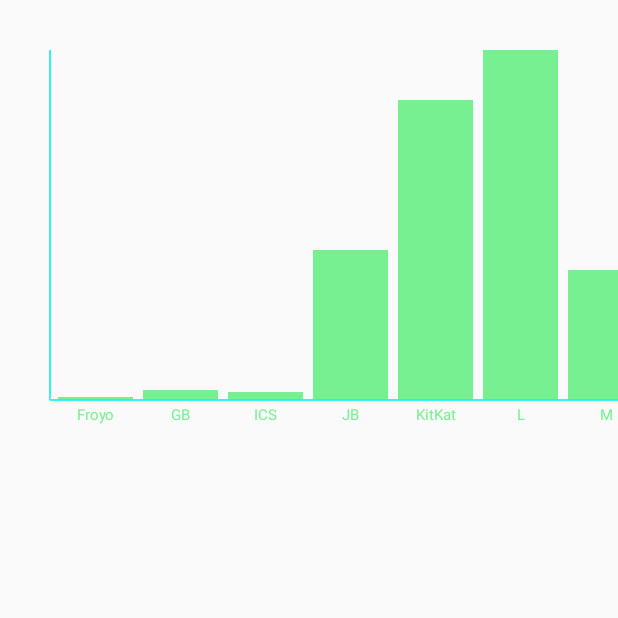
After one commit to CheckTiger/Snow, an Android app: the ViewStudyActivity screen opened directly, with no data from a screen before it, on a phone screen of 412 x 824 dp, the top half of it. The commit adds this screen. Run offline under Robolectric (Android 15) with nearby library versions, the phone set to English and light mode, and no system bars; our stand-ins replace ButterKnife; libraries missing offline, so code that uses them is left out: com.socks.library; pictures from the network do not load; 1 statement that could not run was skipped.

Commit message:
view knowledge study

```diff
--- a/app/src/main/AndroidManifest.xml
+++ b/app/src/main/AndroidManifest.xml
@@ -35,7 +35,8 @@
         <activity android:name=".UI.activity.ClockViewActivity" />
         <activity android:name=".UI.activity.MiStepViewActivity" />
         <activity android:name=".UI.activity.BankActivity" />
-        <activity android:name=".UI.activity.TaoBaoSaleProgressViewActivity"></activity>
+        <activity android:name=".UI.activity.TaoBaoSaleProgressViewActivity" />
+        <activity android:name=".UI.activity.ViewStudyActivity"></activity>
     </application>
 
 </manifest>
--- /dev/null
+++ b/app/src/main/java/cn/sxh/snowfox/UI/activity/ViewStudyActivity.java
@@ -0,0 +1,35 @@
+package cn.sxh.snowfox.UI.activity;
+
+import android.os.Bundle;
+import android.support.v7.app.AppCompatActivity;
+import android.text.Editable;
+import android.text.TextWatcher;
+import android.widget.Button;
+import android.widget.EditText;
+
+import com.socks.library.KLog;
+
+import butterknife.BindView;
+import butterknife.ButterKnife;
+import cn.sxh.snowfox.R;
+import cn.sxh.snowfox.view.DefinedAndCollectView.ViewStudyStepOne;
+
+public class ViewStudyActivity extends AppCompatActivity {
+
+    private static final String TAG = ViewStudyActivity.class.getSimpleName();
+    @BindView(R.id.view_step)
+    ViewStudyStepOne viewStep;
+
+    @Override
+    protected void onCreate(Bundle savedInstanceState) {
+        super.onCreate(savedInstanceState);
+        setContentView(R.layout.activity_view_study);
+        ButterKnife.bind(this);
+        changeViewType(ViewStudyStepOne.HISTOGRAM_VIEW);
+    }
+
+    private void changeViewType(int type) {
+        viewStep.setViewType(type);
+        KLog.e(TAG,"-Left-"+viewStep.getLeft()+"-Top-"+viewStep.getTop()+"-Right-"+viewStep.getRight()+"-Bottom-"+viewStep.getBottom());
+    }
+}
--- /dev/null
+++ b/app/src/main/java/cn/sxh/snowfox/view/DefinedAndCollectView/ViewStudyStepOne.java
@@ -0,0 +1,231 @@
+package cn.sxh.snowfox.view.DefinedAndCollectView;
+
+import android.annotation.TargetApi;
+import android.content.Context;
+import android.content.res.TypedArray;
+import android.graphics.Canvas;
+import android.graphics.Color;
+import android.graphics.Paint;
+import android.graphics.Path;
+import android.graphics.Rect;
+import android.graphics.RectF;
+import android.os.Build;
+import android.support.annotation.Nullable;
+import android.util.AttributeSet;
+import android.view.View;
+
+import cn.sxh.snowfox.R;
+
+/**
+ * @author by snow on 2017/9/30
+ * @time 20:54
+ * @mail snowtigersong@gmail.com
+ */
+
+public class ViewStudyStepOne extends View {
+    private int DEFAULT_VIEW_TYPE = 1;//默认
+    public static final int COLOR_VIEW = 1;//背景
+    public static final int CIRCLE_VIEW = 2;//圆形
+    public static final int RECT_VIEW = 3;//矩形
+    public static final int POINT_VIEW = 4;//圆点
+    public static final int OVAL_VIEW = 5;//椭圆
+    public static final int LINE_VIEW = 6;//线
+    public static final int ROUND_RECT_VIEW = 7;//圆角矩形
+    public static final int ARC_VIEW = 8;//
+    public static final int PATH_VIEW = 9;//路径view
+    public static final int HISTOGRAM_VIEW = 10;//条形图
+    public static final int PIE_CHART_VIEW = 11;//饼状图
+    public static final int COLOR_ALPH_VIEW = 12;//透明设置
+    private Paint mPaint;
+    private Path mPath = new Path();
+
+    private String[] mStrings = {"Froyo", "GB", "ICS", "JB", "KitKat", "L", "M"};
+    private int[] mLeftString = new int[7];
+    private int mLeft = 58;
+    private int mRight = mLeft + 75;
+    private int mBottom = 400;
+    private int mBottomText = 420;
+    private int mTop;
+    private Path histogram = new Path();
+    private Rect mRect = new Rect();
+    private Paint mPaintRect = new Paint(Paint.ANTI_ALIAS_FLAG);
+    public ViewStudyStepOne(Context context) {
+        this(context,null);
+    }
+
+    public ViewStudyStepOne(Context context, @Nullable AttributeSet attrs) {
+        this(context, attrs,0);
+    }
+
+    public ViewStudyStepOne(Context context, @Nullable AttributeSet attrs, int defStyleAttr) {
+        super(context, attrs, defStyleAttr);
+        TypedArray a = context.obtainStyledAttributes(attrs, R.styleable.ViewStudyStepOne);
+        DEFAULT_VIEW_TYPE = a.getInteger(R.styleable.ViewStudyStepOne_view_type,1);
+//        loadPath();
+        setHistogramPath();
+    }
+
+    private void setHistogramPath(){
+        histogram.moveTo(50, 400);
+        histogram.lineTo(50, 50);
+        histogram.moveTo(50, 400);
+        histogram.lineTo(650, 400);
+    }
+    @TargetApi(Build.VERSION_CODES.LOLLIPOP)
+    private void loadPath() {
+        mPath.moveTo(400, 300);
+        mPath.lineTo(305, 170);
+        mPath.arcTo(300, 100, 400, 200, -199, 199, false);
+        mPath.arcTo(400, 100, 500, 200, -180, 199, false);
+        mPath.lineTo(495, 170);
+        mPath.close();
+    }
+
+    @TargetApi(Build.VERSION_CODES.LOLLIPOP)
+    @Override
+    protected void onDraw(Canvas canvas) {
+        super.onDraw(canvas);
+        initPaint();
+        if (DEFAULT_VIEW_TYPE == COLOR_VIEW) {
+            canvas.drawColor(Color.GRAY);//设置背景色
+        }
+        if (DEFAULT_VIEW_TYPE == CIRCLE_VIEW) {
+            canvas.drawCircle(getWidth()/2,getHeight()/2,getWidth()/3,mPaint);//画圆
+        }
+        if (DEFAULT_VIEW_TYPE == RECT_VIEW) {
+            canvas.drawRect(100,200,200,300,mPaint);
+        }
+        if (DEFAULT_VIEW_TYPE == POINT_VIEW) {
+            canvas.drawPoint(250,250,mPaint);
+        }
+        if (DEFAULT_VIEW_TYPE == OVAL_VIEW) {
+            canvas.drawOval(200, 300, 500, 400, mPaint);
+        }
+        if (DEFAULT_VIEW_TYPE == LINE_VIEW) {
+            canvas.drawLine(200, 200, 500, 400, mPaint);
+        }
+        if (DEFAULT_VIEW_TYPE == ROUND_RECT_VIEW) {
+            canvas.drawRoundRect(200, 300, 500, 400, 50, 50, mPaint);
+        }
+        if (DEFAULT_VIEW_TYPE == ARC_VIEW) {
+            RectF rectF = new RectF(100, 50, 700, 450);
+            canvas.drawArc(rectF, -100, 100, true, mPaint);//绘制扇形
+            canvas.drawArc(rectF, 20, 140, false, mPaint); // 绘制弧形
+            mPaint.setStyle(Paint.Style.STROKE);
+            canvas.drawArc(rectF, 180, 60, false, mPaint);//绘制弧线
+        }
+        if (DEFAULT_VIEW_TYPE == PATH_VIEW) {
+            canvas.drawPath(mPath, mPaint);
+        }
+        if (DEFAULT_VIEW_TYPE == HISTOGRAM_VIEW) {
+            canvas.drawPath(histogram, mPaint);
+
+            int textCenter;
+            for (int i = 0; i < 7; i++) {
+                textCenter = (mLeft + mRight) / 2 - mLeftString[i];
+                if (i == 0){
+                    mTop = mBottom - 3;
+                }
+                if (i == 1) {
+                    mTop = mBottom - 10;
+                }
+                if (i == 2) {
+                    mTop = mBottom - 8;
+                }
+                if (i == 3) {
+                    mTop = mBottom - 150;
+                }
+                if (i == 4) {
+                    mTop = mBottom - 300;
+                }
+                if (i == 5) {
+                    mTop = mBottom - 350;
+                }
+                if (i == 6) {
+                    mTop = mBottom - 130;
+                }
+                canvas.drawText(mStrings[i], textCenter, mBottomText, mPaintRect);
+                canvas.drawRect(mLeft, mTop, mRight, mBottom, mPaintRect);
+
+                mLeft += 85;
+                mRight += 85;
+            }
+
+            mLeft = 58;
+            mRight = mLeft + 75;
+        }
+        if (DEFAULT_VIEW_TYPE == PIE_CHART_VIEW) {
+
+        }
+        if (DEFAULT_VIEW_TYPE == COLOR_ALPH_VIEW) {
+
+        }
+    }
+
+    private void initPaint(){
+        mPaint = new Paint();
+        if (DEFAULT_VIEW_TYPE == COLOR_VIEW) {
+            mPaint.setColor(Color.YELLOW);
+        }
+        if (DEFAULT_VIEW_TYPE == CIRCLE_VIEW) {
+            mPaint.setStyle(Paint.Style.FILL_AND_STROKE);//实心圆
+            mPaint.setColor(Color.YELLOW);
+        }
+        if (DEFAULT_VIEW_TYPE == RECT_VIEW) {
+            mPaint.setStyle(Paint.Style.FILL);//填充模式
+            mPaint.setColor(Color.YELLOW);
+        }
+        if (DEFAULT_VIEW_TYPE == POINT_VIEW) {
+            mPaint.setStyle(Paint.Style.STROKE);//画线模式
+            mPaint.setStrokeWidth(250);//画线模式的线条宽度
+            mPaint.setStrokeCap(Paint.Cap.ROUND);
+            mPaint.setColor(Color.YELLOW);
+        }
+        if (DEFAULT_VIEW_TYPE == OVAL_VIEW) {
+            mPaint.setStyle(Paint.Style.FILL_AND_STROKE);
+            mPaint.setColor(Color.YELLOW);
+        }
+        if (DEFAULT_VIEW_TYPE == LINE_VIEW) {
+            mPaint.setStrokeWidth(20);
+            mPaint.setColor(Color.YELLOW);
+        }
+        if (DEFAULT_VIEW_TYPE == ROUND_RECT_VIEW) {
+            mPaint.setStyle(Paint.Style.FILL_AND_STROKE);
+            mPaint.setColor(Color.YELLOW);
+        }
+        if (DEFAULT_VIEW_TYPE == ARC_VIEW) {
+            mPaint.setStyle(Paint.Style.FILL); // 填充模式
+            mPaint.setColor(Color.YELLOW);
+        }
+        if (DEFAULT_VIEW_TYPE == PATH_VIEW) {
+            mPaint.setStyle(Paint.Style.STROKE);
+            mPaint.setStrokeWidth(3);
+            mPaint.setColor(Color.YELLOW);
+        }
+        if (DEFAULT_VIEW_TYPE == HISTOGRAM_VIEW) {
+            mPaint.setStyle(Paint.Style.STROKE);
+            mPaint.setStrokeWidth(2);
+            mPaint.setColor(Color.argb(200, 7, 237, 237));
+
+            mPaintRect.setColor(Color.argb(200, 84, 237, 118));
+            mPaintRect.setTextSize(15);
+            for (int i = 0; i < mStrings.length; i++) {
+                mPaintRect.getTextBounds(mStrings[i], 0, mStrings[i].length(), mRect);
+                mLeftString[i] = mRect.width() / 2;
+            }
+        }
+        if (DEFAULT_VIEW_TYPE == PIE_CHART_VIEW) {
+
+        }
+        if (DEFAULT_VIEW_TYPE == COLOR_ALPH_VIEW) {
+
+        }
+    }
+    /**
+     * 对外提供入口设置view的类型，根据类型来判断绘制不同的形状
+     * @param type
+     */
+    public void setViewType(int type) {
+        this.DEFAULT_VIEW_TYPE = type;
+    }
+}
--- /dev/null
+++ b/app/src/main/res/layout/activity_view_study.xml
@@ -0,0 +1,14 @@
+<?xml version="1.0" encoding="utf-8"?>
+<LinearLayout xmlns:android="http://schemas.android.com/apk/res/android"
+    xmlns:tools="http://schemas.android.com/tools"
+    android:layout_width="match_parent"
+    android:layout_height="match_parent"
+    xmlns:app="http://schemas.android.com/apk/res-auto"
+    android:orientation="vertical"
+    tools:context="cn.sxh.snowfox.UI.activity.ViewStudyActivity">
+    <cn.sxh.snowfox.view.DefinedAndCollectView.ViewStudyStepOne
+        android:id="@+id/view_step"
+        android:layout_width="match_parent"
+        android:layout_height="match_parent"
+        app:view_type="4"/>
+</LinearLayout>
--- a/app/src/main/res/layout/app_bar_news.xml
+++ b/app/src/main/res/layout/app_bar_news.xml
@@ -51,5 +51,5 @@
         android:layout_gravity="bottom|end"
         android:layout_margin="16dp"
         android:src="@mipmap/ic_arrow_upward"
-        app:layout_behavior=".view.ScrollAwareFABBehavior"/>
+        app:layout_behavior=".view.DefinedAndCollectView.ScrollAwareFABBehavior"/>
 </android.support.design.widget.CoordinatorLayout>
--- a/app/src/main/res/layout/knowledge_fragment_layout.xml
+++ b/app/src/main/res/layout/knowledge_fragment_layout.xml
@@ -4,7 +4,7 @@
     android:layout_width="match_parent"
     android:layout_height="match_parent">
 
-    <ExpandableListView
+    <ListView
         android:id="@+id/expanded_listView"
         android:layout_width="match_parent"
         android:layout_height="match_parent"/>
--- a/app/src/main/res/values/arrays.xml
+++ b/app/src/main/res/values/arrays.xml
@@ -27,7 +27,9 @@
         <item>系统权限</item>
         <item>三级联动</item>
     </string-array>
-
+    <string-array name="knowledge_fragment_item">
+        <item>view知识学习</item>
+    </string-array>
     <string-array name="tools_fragment_item">
         <item>本页面所有的工具类来自https://github.com/AbrahamCaiJin/CommonUtilLibrary</item>
         <item>银行卡管理类</item>
--- a/app/src/main/res/values/styles.xml
+++ b/app/src/main/res/values/styles.xml
@@ -39,4 +39,7 @@
     </declare-styleable>
 
 
+    <declare-styleable name="ViewStudyStepOne">
+        <attr name="view_type" format="integer" />
+    </declare-styleable>
 </resources>
```
Also changed, not shown: app/src/main/java/cn/sxh/snowfox/UI/fragment/KnowledgeFragment.java (+18 -27 lines).
